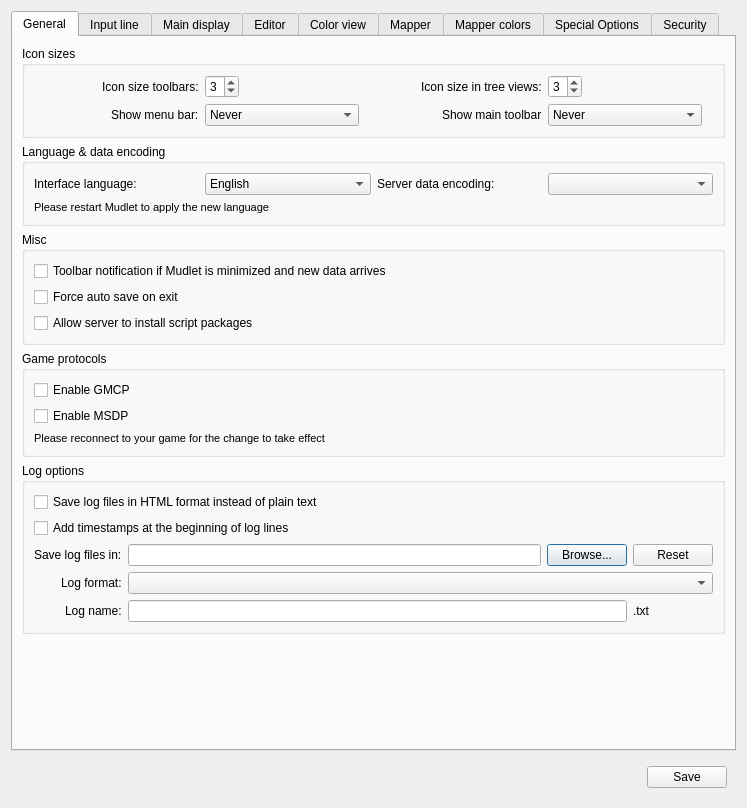
The window that src/ui/profile_preferences.ui (Mudlet/Mudlet) describes before a commit, drawn with Qt 5.
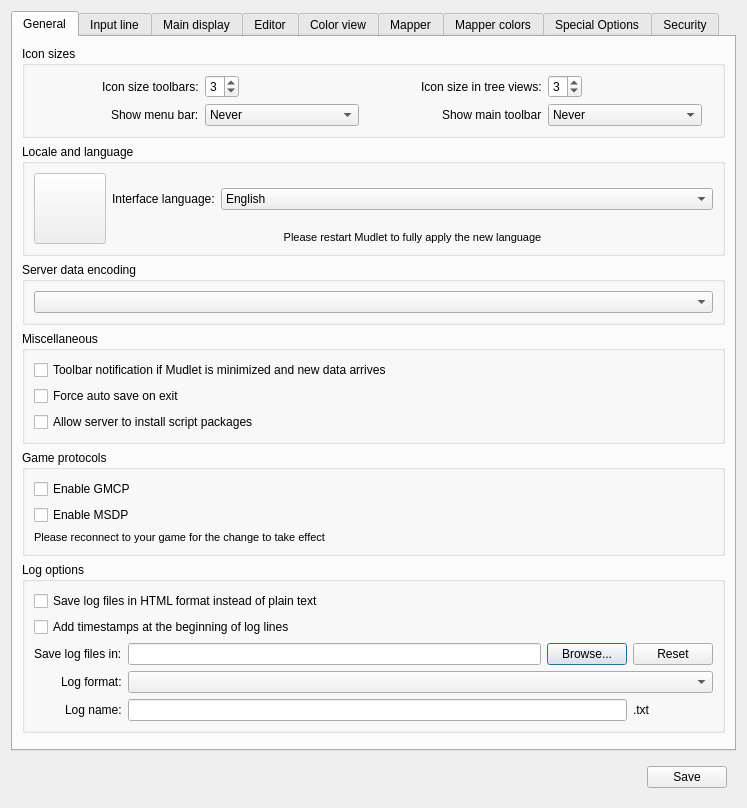
The same window after the commit. Icons and pictures are not drawn. Custom widgets are drawn as their Qt base class.

The edit to the form file:
```diff
--- a/src/ui/profile_preferences.ui
+++ b/src/ui/profile_preferences.ui
@@ -166,23 +166,59 @@
         </widget>
        </item>
        <item row="1" column="0">
-        <widget class="QGroupBox" name="groupBox_encoding">
-         <property name="enabled">
-          <bool>true</bool>
+        <widget class="QGroupBox" name="groupBox_guiLanguage">
+         <property name="contextMenuPolicy">
+          <enum>Qt::NoContextMenu</enum>
          </property>
          <property name="title">
-          <string>Language &amp;&amp; data encoding</string>
+          <string>Locale and language</string>
          </property>
-         <layout class="QGridLayout" name="gridLayout_groupBox_encoding">
-          <item row="0" column="0">
+         <layout class="QGridLayout" name="gridLayout_groupBox_locale">
+          <item row="0" column="0" rowspan="2">
+           <widget class="QToolButton" name="toolButton_holder_for_language_icon">
+            <property name="enabled">
+             <bool>false</bool>
+            </property>
+            <property name="cursor">
+             <cursorShape>ForbiddenCursor</cursorShape>
+            </property>
+            <property name="text">
+             <string notr="true"/>
+            </property>
+            <property name="icon">
+             <iconset resource="../mudlet.qrc">
+              <normaloff>:/icons/language-icon-256x.png</normaloff>
+              <disabledoff>:/icons/language-icon-256x.png</disabledoff>:/icons/language-icon-256x.png</iconset>
+            </property>
+            <property name="iconSize">
+             <size>
+              <width>64</width>
+              <height>64</height>
+             </size>
+            </property>
+           </widget>
+          </item>
+          <item row="0" column="1">
            <widget class="QLabel" name="label_guiLanguage">
+            <property name="sizePolicy">
+             <sizepolicy hsizetype="Preferred" vsizetype="Expanding">
+              <horstretch>0</horstretch>
+              <verstretch>0</verstretch>
+             </sizepolicy>
+            </property>
             <property name="text">
              <string>Interface language:</string>
             </property>
            </widget>
           </item>
-          <item row="0" column="1">
+          <item row="0" column="2">
            <widget class="QComboBox" name="comboBox_guiLanguage">
+            <property name="sizePolicy">
+             <sizepolicy hsizetype="Expanding" vsizetype="Fixed">
+              <horstretch>0</horstretch>
+              <verstretch>0</verstretch>
+             </sizepolicy>
+            </property>
             <property name="toolTip">
              <string>&lt;p&gt;Can you help translate Mudlet? &lt;span style=&quot;font-weight:600;&quot;&gt;https://www.mudlet.org/translate&lt;/span&gt;&lt;/p&gt;</string>
             </property>
@@ -193,14 +229,37 @@
             </item>
            </widget>
           </item>
-          <item row="0" column="2">
-           <widget class="QLabel" name="label_encoding">
+          <item row="1" column="1" colspan="2">
+           <widget class="QLabel" name="label_languageChangeWarning">
+            <property name="sizePolicy">
+             <sizepolicy hsizetype="Expanding" vsizetype="Preferred">
+              <horstretch>0</horstretch>
+              <verstretch>0</verstretch>
+             </sizepolicy>
+            </property>
+            <property name="font">
+             <font>
+              <pointsize>8</pointsize>
+             </font>
+            </property>
             <property name="text">
-             <string>Server data encoding:</string>
+             <string>Please restart Mudlet to fully apply the new language</string>
+            </property>
+            <property name="alignment">
+             <set>Qt::AlignCenter</set>
             </property>
            </widget>
           </item>
-          <item row="0" column="3">
+         </layout>
+        </widget>
+       </item>
+       <item row="2" column="0">
+        <widget class="QGroupBox" name="groupBox_encoding">
+         <property name="title">
+          <string>Server data encoding</string>
+         </property>
+         <layout class="QHBoxLayout" name="horizontalLayout_groupBox_encoding">
+          <item>
            <widget class="QComboBox" name="comboBox_encoding">
             <property name="enabled">
              <bool>true</bool>
@@ -210,25 +269,13 @@
             </property>
            </widget>
           </item>
-          <item row="1" column="0" colspan="4">
-           <widget class="QLabel" name="label_languageChangeWarning">
-            <property name="font">
-             <font>
-              <pointsize>8</pointsize>
-             </font>
-            </property>
-            <property name="text">
-             <string>Please restart Mudlet to apply the new language</string>
-            </property>
-           </widget>
-          </item>
          </layout>
         </widget>
        </item>
-       <item row="2" column="0">
+       <item row="3" column="0">
         <widget class="QGroupBox" name="groupBox_miscellaneous">
          <property name="title">
-          <string>Misc</string>
+          <string>Miscellaneous</string>
          </property>
          <layout class="QVBoxLayout" name="verticalLayout">
           <item>
@@ -255,7 +302,7 @@
          </layout>
         </widget>
        </item>
-       <item row="3" column="0">
+       <item row="4" column="0">
         <widget class="QGroupBox" name="groupBox_protocols">
          <property name="title">
           <string>Game protocols</string>
@@ -308,7 +355,7 @@
          </layout>
         </widget>
        </item>
-       <item row="4" column="0">
+       <item row="5" column="0">
         <widget class="QGroupBox" name="groupBox_logOptions">
          <property name="title">
           <string>Log options</string>
@@ -408,7 +455,7 @@
          </layout>
         </widget>
        </item>
-       <item row="5" column="0">
+       <item row="6" column="0">
         <spacer name="verticalSpacer_general">
          <property name="orientation">
           <enum>Qt::Vertical</enum>
```
Left out of the diff: 19 changed lines with no effect on the pictures.
